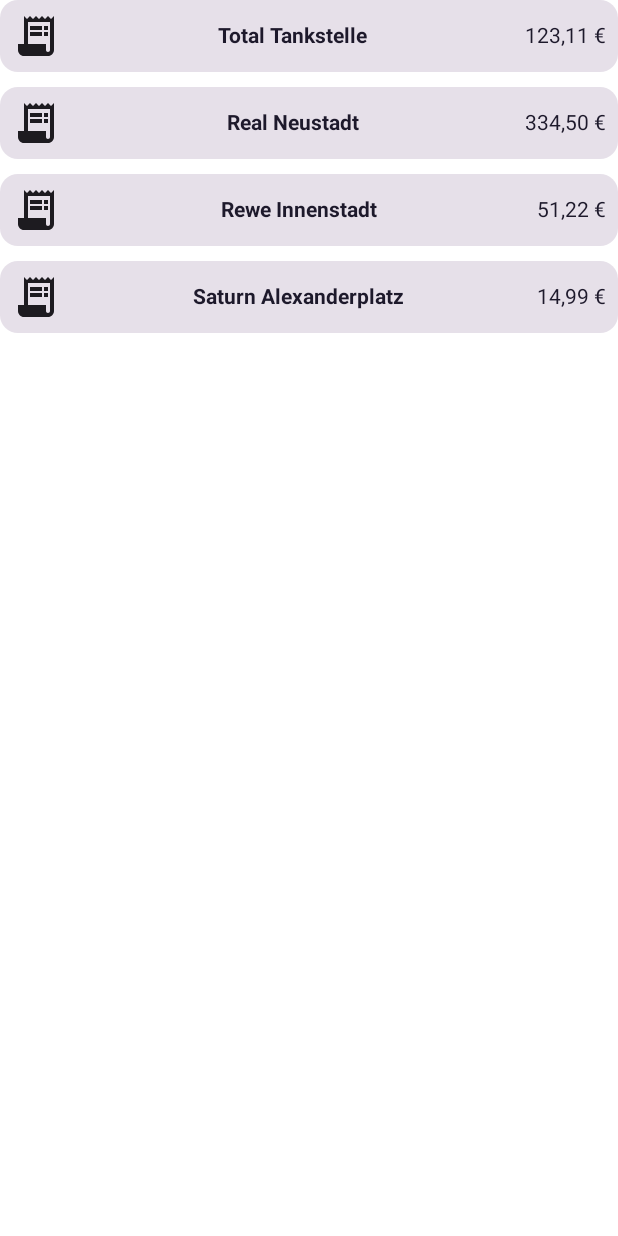
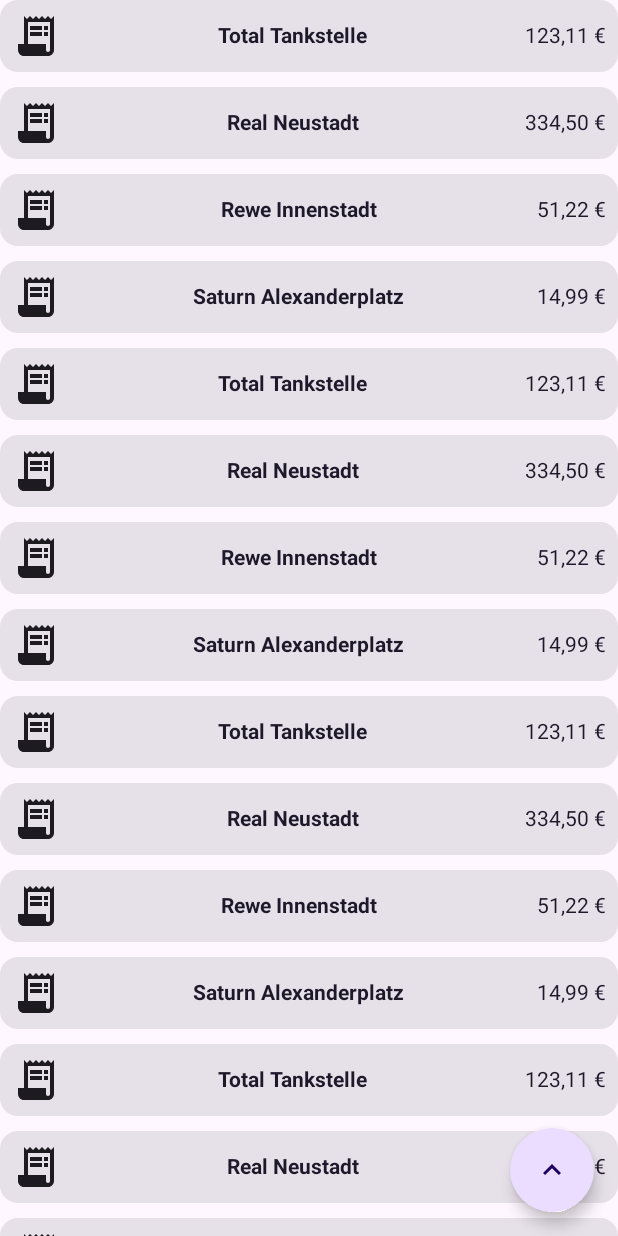
Before and after one commit to Baltic-Byte-Buccaneers/Baltic-Byte-Buccaneers, an Android app built with Jetpack Compose: the @Preview function ReceiptListViewPreview, on a phone screen of 412 x 824 dp. Run offline under Robolectric (Android 15) with nearby library versions, the phone set to English and light mode, and no system bars.

Commit message:
#4 Added scaffolding / FAB

```diff
--- a/App/app/src/main/java/com/example/balticbytebuccaneers/module/receiptList/ReceiptListItem.kt
+++ b/App/app/src/main/java/com/example/balticbytebuccaneers/module/receiptList/ReceiptListItem.kt
@@ -1,9 +1,6 @@
 package com.example.balticbytebuccaneers.module.receiptList
 
-import androidx.compose.foundation.background
 import androidx.compose.foundation.layout.Arrangement
-import androidx.compose.foundation.layout.Box
-import androidx.compose.foundation.layout.Column
 import androidx.compose.foundation.layout.Row
 import androidx.compose.foundation.layout.fillMaxWidth
 import androidx.compose.foundation.layout.padding
--- a/App/app/src/main/java/com/example/balticbytebuccaneers/module/receiptList/ReceiptListView.kt
+++ b/App/app/src/main/java/com/example/balticbytebuccaneers/module/receiptList/ReceiptListView.kt
@@ -1,11 +1,35 @@
 package com.example.balticbytebuccaneers.module.receiptList
 
+import androidx.compose.foundation.layout.Arrangement
+import androidx.compose.foundation.layout.Column
+import androidx.compose.foundation.layout.padding
+import androidx.compose.foundation.shape.CircleShape
+import androidx.compose.material.icons.Icons
+import androidx.compose.material.icons.filled.ExpandLess
+import androidx.compose.material3.FloatingActionButton
+import androidx.compose.material3.Icon
+import androidx.compose.material3.Scaffold
 import androidx.compose.runtime.Composable
+import androidx.compose.ui.Modifier
 import androidx.compose.ui.tooling.preview.Preview
+import androidx.compose.ui.unit.dp
 
 @Composable
-fun ReceiptListView(viewModel: ReceiptListViewModel) {
-    ReceiptList(receipts = viewModel.receipts)
+fun ReceiptListView(viewModel: ReceiptListViewModel, onClick: () -> Unit) {
+    Scaffold(floatingActionButton = {
+        FloatingActionButton(onClick = { onClick() }, shape = CircleShape) {
+            Icon(Icons.Filled.ExpandLess, "Scroll to top")
+        }
+    }) { innerPadding ->
+        Column(
+            modifier = Modifier
+                .padding(innerPadding),
+            verticalArrangement = Arrangement.spacedBy(16.dp),
+        ) {
+            ReceiptList(receipts = viewModel.receipts)
+        }
+    }
+
 }
 
 @Preview
@@ -13,5 +37,6 @@
 fun ReceiptListViewPreview() {
     val model = ReceiptListViewModel()
 
-    ReceiptListView(viewModel = model)
+    ReceiptListView(viewModel = model, onClick = {})
+
 }
--- a/App/app/src/main/java/com/example/balticbytebuccaneers/module/receiptList/ReceiptListViewModel.kt
+++ b/App/app/src/main/java/com/example/balticbytebuccaneers/module/receiptList/ReceiptListViewModel.kt
@@ -9,6 +9,18 @@
         Receipt("Real Neustadt", "334,50 €"),
         Receipt("Rewe Innenstadt", "51,22 €"),
         Receipt("Saturn Alexanderplatz", "14,99 €"),
+        Receipt("Total Tankstelle", "123,11 €"),
+        Receipt("Real Neustadt", "334,50 €"),
+        Receipt("Rewe Innenstadt", "51,22 €"),
+        Receipt("Saturn Alexanderplatz", "14,99 €"),
+        Receipt("Total Tankstelle", "123,11 €"),
+        Receipt("Real Neustadt", "334,50 €"),
+        Receipt("Rewe Innenstadt", "51,22 €"),
+        Receipt("Saturn Alexanderplatz", "14,99 €"),
+        Receipt("Total Tankstelle", "123,11 €"),
+        Receipt("Real Neustadt", "334,50 €"),
+        Receipt("Rewe Innenstadt", "51,22 €"),
+        Receipt("Saturn Alexanderplatz", "14,99 €"),
     )
 
 
```
